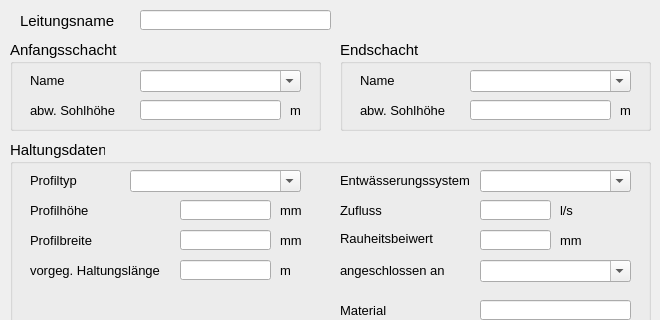
Old version of the form qkan/forms/qkan_anschlussleitungen.ui in the repository SonkeHoffmann/QKan-1; both pictures show x 0 to 660 and y 0 to 320 of the 660 by 560 pixel window.
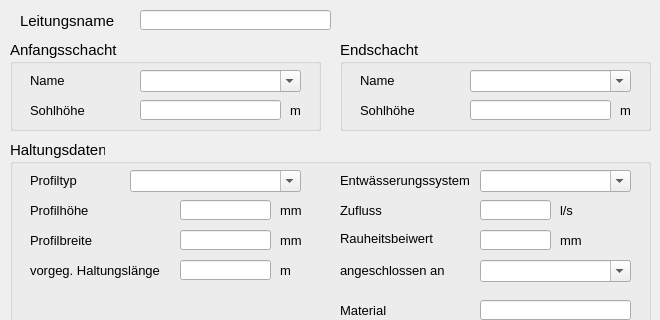
New version of the form. Custom widgets are drawn as their Qt base class.

The edit to the form file:
```diff
--- a/qkan/forms/qkan_anschlussleitungen.ui
+++ b/qkan/forms/qkan_anschlussleitungen.ui
@@ -110,7 +110,7 @@
       </font>
      </property>
      <property name="text">
-      <string>abw. Sohlhöhe</string>
+      <string>Sohlhöhe</string>
      </property>
     </widget>
     <widget class="QLabel" name="label_14">
@@ -255,7 +255,7 @@
       </font>
      </property>
      <property name="text">
-      <string>abw. Sohlhöhe</string>
+      <string>Sohlhöhe</string>
      </property>
     </widget>
     <widget class="QLabel" name="label_15">
```
